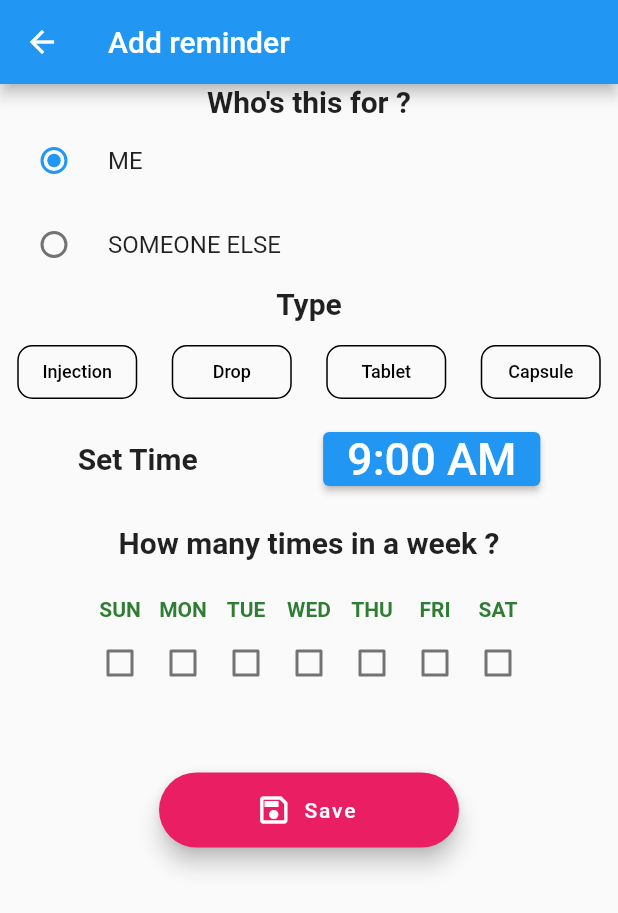
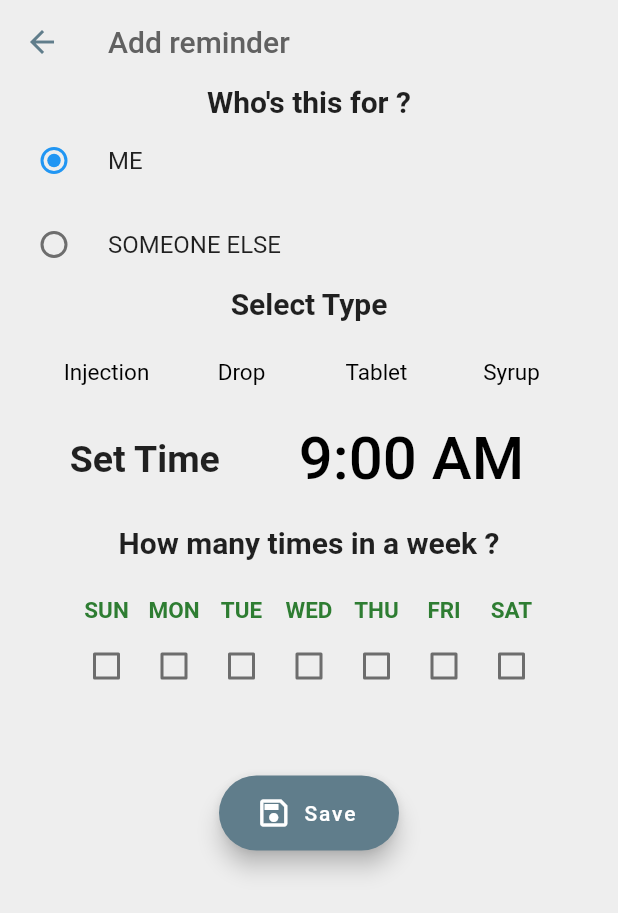
Before and after one commit to KingFire25/Medicine_reminder, a Flutter app: the screen it shows after launch, after a tap on "Add Schedule", on a phone screen of 412 x 824 dp. Shown: the top 913 px of the screen. Run offline on Flutter 3.47's test engine with Material 2 defaults, Android fonts, the light colour scheme and no system bars; our stand-ins replace sqflite, table_calendar; missing offline and left inert: MedRem; accounts and stored records are empty; Roboto replaces fonts that are missing (Monteserat).

Commit message:
Update main.dart

```diff
--- a/lib/main.dart
+++ b/lib/main.dart
@@ -1,8 +1,10 @@
+import 'package:flutter/cupertino.dart';
 import 'package:flutter/material.dart';
+import 'package:intl/intl.dart';
 import 'package:table_calendar/table_calendar.dart';
 import 'dart:async';
-import 'package:reminder/database.dart';
-import 'package:reminder/model/notes.dart';
+import 'package:MedRem/database.dart';
+import 'package:MedRem/model/notes.dart';
 
 void main() => runApp(const MyApp());
 
@@ -13,6 +15,7 @@ class MyApp extends StatelessWidget {
   @override
   Widget build(BuildContext context) {
     return MaterialApp(
+      debugShowCheckedModeBanner: false,
       title: 'Flutter Demo',
       theme: ThemeData(
         primarySwatch: Colors.blue,
@@ -29,6 +32,10 @@ class HomePage extends StatefulWidget {
 }
 
 class _HomePageState extends State<HomePage> {
+  Decoration decoration = const BoxDecoration();
+  DateTime selectedDay=DateTime.now();
+  DateTime focusedDay=DateTime.now();
+  TextEditingController _evCont = TextEditingController();
   List<int> colorCodes = <int>[200, 400];
   late List<Notes> items;
   bool isLoading = false;
@@ -68,40 +75,95 @@ class _HomePageState extends State<HomePage> {
   Widget build(BuildContext context) {
     return Scaffold(
       appBar: AppBar(
-        centerTitle: true,
-        title: Text('MEDICINE REMINDER'),
-        actions: [
-          IconButton(
-            onPressed: () {},
-            icon: Icon(Icons.settings),
-          ),
-        ],
+        backgroundColor: Colors.white,
+        elevation: 0,
+        titleSpacing: 20,
+        title : Text('Welcome',textAlign:TextAlign.start,
+            style: TextStyle(color: Colors.grey.shade600,fontSize: 35,fontFamily: 'Monteserat')
+        ),
       ),
       body: SingleChildScrollView(
         child: Column(
           children: <Widget>[
             TableCalendar(
-              focusedDay: DateTime.now(),
-              firstDay: DateTime.utc(2010, 10, 16),
-              lastDay: DateTime.utc(2030, 3, 14),
+              focusedDay: selectedDay,
+              firstDay: DateTime(2000),
+              lastDay: DateTime(2040),
+              headerVisible: false,
               calendarFormat: CalendarFormat.week,
+              onDaySelected:(DateTime selectDay,DateTime focusDay){
+                setState(() {
+                  selectedDay=selectDay;
+                  focusedDay=focusDay;
+                });
+                print(focusedDay);
+              },
+              calendarStyle: CalendarStyle(
+
+                defaultDecoration: const BoxDecoration(
+                  shape: BoxShape.rectangle,
+                  borderRadius: BorderRadius.all(Radius.circular(9)),
+                ),
+                weekendDecoration: const BoxDecoration(
+                  shape: BoxShape.rectangle,
+                  borderRadius: BorderRadius.all(Radius.circular(9)),
+                ),
+                defaultTextStyle: const TextStyle(
+                    fontWeight: FontWeight.bold,
+                    color: Colors.black,
+                    fontSize: 20
+                ),
+                weekendTextStyle: const TextStyle(
+                    fontWeight: FontWeight.bold,
+                    color: Colors.black,
+                    fontSize: 20
+                ),
+                isTodayHighlighted: true,
+                todayDecoration: BoxDecoration(
+                  color: Colors.orange[600],
+                  shape: BoxShape.rectangle,
+                  borderRadius: const BorderRadius.all(Radius.circular(9)),
+                ),
+
+                selectedDecoration: const BoxDecoration(
+                  color: Colors.grey,
+                  shape: BoxShape.rectangle,
+                  borderRadius: BorderRadius.all(Radius.circular(9)),
+                ),
+                selectedTextStyle: const TextStyle(color: Colors.white,
+                    fontWeight: FontWeight.w700,
+                    fontSize: 16),
+                todayTextStyle: const TextStyle(color: Colors.white,
+                    fontWeight: FontWeight.w700,
+                    fontSize: 16),
+              ),
+              daysOfWeekStyle: const DaysOfWeekStyle(
+                  weekdayStyle: TextStyle(
+                    fontSize: 22,
+                    fontWeight: FontWeight.w500,
+                  ),
+                  weekendStyle: TextStyle(
+                    fontSize: 22,
+                    fontWeight: FontWeight.w500,
+                  )
+              ),
+
+              daysOfWeekHeight: 21,
+              selectedDayPredicate:(DateTime date){
+                return isSameDay(selectedDay,date);
+              },
+
             ),
             Container(
-              margin: EdgeInsets.all(20),
-              padding: EdgeInsets.all(10),
-              decoration: BoxDecoration(
-                borderRadius: BorderRadius.all(Radius.circular(10)),
-                color: Colors.green[900],
-              ),
-              child: Text(
-                'Upcoming Reminders:',
-                style: TextStyle(
-                  color: Colors.white,
-                  fontSize: 20,
-                  fontWeight: FontWeight.w600,
-                ),
-              ),
+              child:
+              Text('Upcoming Reminders:',style: TextStyle(
+                color: Colors.grey[800],
+                fontSize: 30,
+                fontFamily: 'VS',
+                fontWeight: FontWeight.w600,
+              ),),
             ),
+
             Container(
                 margin: EdgeInsets.all(10),
                 height: 300,
@@ -210,8 +272,8 @@ class _EnterDetailsState extends State<EnterDetails> {
 
   Widget SelectMedType(String text, int index) {
     return Container(
-      width: 80,
-      child: OutlineButton(
+      width: 90,
+      child: FlatButton(
         onPressed: () {
           setState(() {
             meditem = index;
@@ -220,13 +282,12 @@ class _EnterDetailsState extends State<EnterDetails> {
         child: Text(
           text,
           style: TextStyle(
-            color: (meditem == index) ? Colors.red : Colors.black,
-            fontWeight: FontWeight.w500,
-            fontSize: 12,
+            color: (meditem == index) ? Colors.teal : Colors.black,
+            fontWeight: (meditem == index) ? FontWeight.w600 :FontWeight.w400,
+            fontSize: 15,
           ),
         ),
         shape: RoundedRectangleBorder(borderRadius: BorderRadius.circular(10)),
-        borderSide: const BorderSide(color: Colors.black),
       ),
     );
   }
@@ -269,9 +330,23 @@ class _EnterDetailsState extends State<EnterDetails> {
 
   @override
   Widget build(BuildContext context) {
+    String inkwell='';
     return Scaffold(
+      backgroundColor: Colors.grey[200],
       appBar: AppBar(
-        title: const Text("Add reminder"),
+        iconTheme: IconThemeData(
+          color: Colors.blueGrey
+        ),
+        toolbarOpacity: 1,
+
+        toolbarTextStyle: TextStyle(
+          color: Colors.black,
+        ),
+        backgroundColor: Colors.grey[200],
+        elevation: 0,
+        title: Text("Add reminder",style: TextStyle(
+          color: Colors.grey[700]
+        ),),
       ),
       body: SingleChildScrollView(
         child: Column(
@@ -281,7 +356,7 @@ class _EnterDetailsState extends State<EnterDetails> {
                 mainAxisAlignment: MainAxisAlignment.start,
                 children: [
                   const Text(
-                    'Who\'s this for ?',
+                    "Who's this for ?",
                     style: TextStyle(
                       fontSize: 20,
                       fontWeight: FontWeight.w600,
@@ -318,24 +393,22 @@ class _EnterDetailsState extends State<EnterDetails> {
               visible: isvisibile,
               child: Container(
                 height: 60,
-                width: 350,
-                child: TextField(
+                width: 300,
+                child: TextFormField(
                   controller: person,
                   decoration: InputDecoration(
                     isDense: true,
-                    fillColor: Colors.blue.shade100,
-                    border: OutlineInputBorder(),
-                    labelText: 'Name',
+                    hintText: 'Name',
                   ),
                 ),
               ),
             ),
             Container(
               child: Column(
-                mainAxisAlignment: MainAxisAlignment.start,
+                mainAxisAlignment: MainAxisAlignment.center,
                 children: [
                   const Text(
-                    'Type',
+                    'Select Type',
                     style: TextStyle(
                       fontSize: 20,
                       fontWeight: FontWeight.w600,
@@ -346,12 +419,12 @@ class _EnterDetailsState extends State<EnterDetails> {
                   ),
                   Container(
                     child: Row(
-                      mainAxisAlignment: MainAxisAlignment.spaceAround,
+                      mainAxisAlignment: MainAxisAlignment.center,
                       children: [
                         SelectMedType("Injection", 1),
                         SelectMedType("Drop", 2),
                         SelectMedType("Tablet", 3),
-                        SelectMedType("Capsule", 4),
+                        SelectMedType("Syrup", 4),
                       ],
                     ),
                   )
@@ -361,23 +434,30 @@ class _EnterDetailsState extends State<EnterDetails> {
             Container(
               margin: EdgeInsets.all(10),
               child: Row(
-                mainAxisAlignment: MainAxisAlignment.spaceAround,
+                mainAxisAlignment: MainAxisAlignment.spaceEvenly,
                 children: [
-                  const Text(
+                  Text(
                     'Set Time',
                     style: TextStyle(
-                      fontSize: 20,
+                      fontSize: 25,
                       fontWeight: FontWeight.w600,
                     ),
                   ),
                   ElevatedButton(
+                    style: ButtonStyle(
+                      elevation: MaterialStateProperty.resolveWith((states) => 0),
+                        backgroundColor: MaterialStateProperty.all<Color>(Colors.grey.shade200),
+                    ),
                     onPressed: () {
                       _selectTime(context);
                     },
                     child: Text(
                       time,
+                      textScaleFactor: 2,
                       style: TextStyle(
-                        fontSize: 30,
+                        fontFamily: 'Monteserat',
+                        fontSize: 20,
+                        color: Colors.black,
                       ),
                     ),
                   ),
@@ -393,6 +473,7 @@ class _EnterDetailsState extends State<EnterDetails> {
                     'How many times in a week ?',
                     style: TextStyle(
                       fontSize: 20,
+                      fontFamily: 'Monteserat',
                       fontWeight: FontWeight.w600,
                     ),
                   ),
@@ -405,18 +486,20 @@ class _EnterDetailsState extends State<EnterDetails> {
                           Container(
                               margin: EdgeInsets.all(5),
                               padding: EdgeInsets.all(0),
-                              width: 32,
+                              width: 35,
                               child: Column(
                                 children: [
                                   Text(
                                     WEEK.keys.elementAt(i),
+                                    textAlign: TextAlign.center,
                                     style: TextStyle(
                                       fontWeight: FontWeight.bold,
                                       color: Colors.green[800],
+                                      fontSize: 15
                                     ),
                                   ),
                                   CheckboxListTile(
-                                      activeColor: Colors.red,
+                                      activeColor: Colors.blueGrey,
                                       value: WEEK.values.elementAt(i),
                                       onChanged: (value) {
                                         setState(() {
@@ -434,10 +517,10 @@ class _EnterDetailsState extends State<EnterDetails> {
             Container(
               margin: EdgeInsets.all(10),
               height: 50,
-              width: 200,
+              width: 120,
               child: FloatingActionButton.extended(
                 onPressed: () async {
-                  if(selectedPerson=='')selectedPerson=person.text;
+                  if(selectedPerson=='') selectedPerson=person.text;
                   await ItemDatabase.instance
                       .create(Notes(name: selectedPerson, medtype: meditem , settime: selectedTime, days: SelectedDays()));
                   Navigator.push(
@@ -448,7 +531,7 @@ class _EnterDetailsState extends State<EnterDetails> {
                 },
                 label: const Text('Save'),
                 icon: const Icon(Icons.save_outlined),
-                backgroundColor: Colors.pink,
+                backgroundColor: Colors.blueGrey,
               ),
             ),
           ],
```
